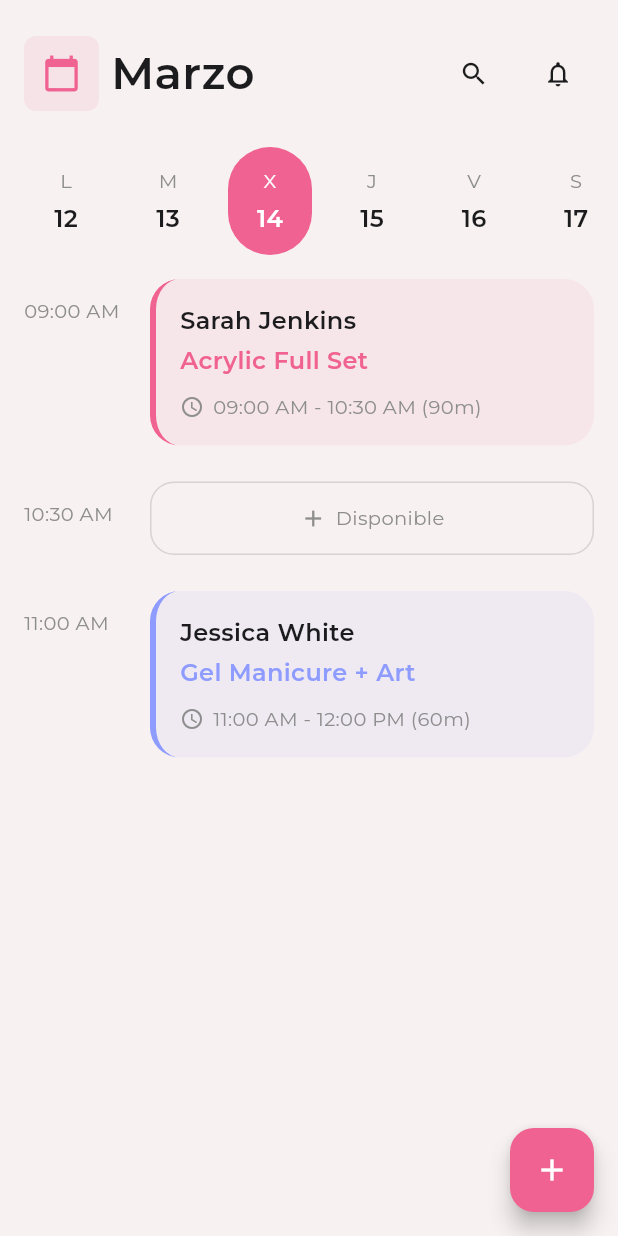
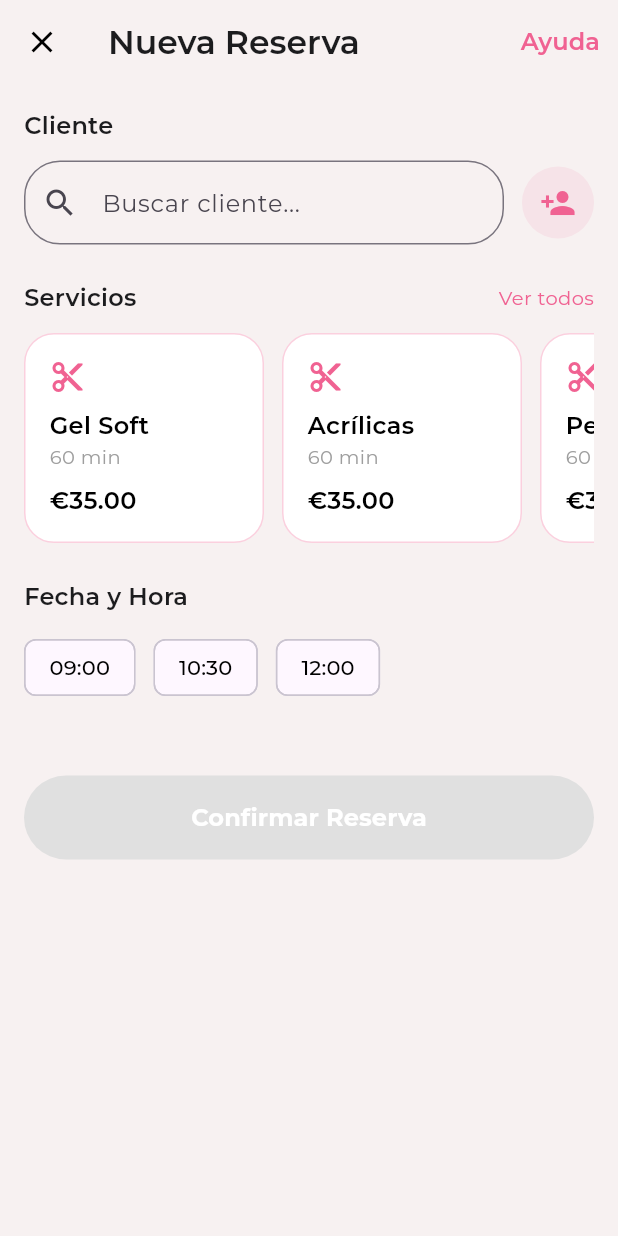
Before and after one commit to Juan-Cast19/manicuristas, a Flutter app: the AgendaPage screen opened directly, after a tap on the "add" icon, on a phone screen of 412 x 824 dp. Run offline on Flutter 3.47's test engine with Material 3 defaults, Android fonts, the light colour scheme and no system bars.

Commit message:
Creacion de la pantalla Nueva Cita (En Proceso)

```diff
--- a/lib/core/theme/app_text_styles.dart
+++ b/lib/core/theme/app_text_styles.dart
@@ -41,5 +41,20 @@ abstract class AppTextStyles {
   letterSpacing: 1.1,
   color: AppColors.textSecondary,
   );
+  static const TextStyle sectionTitle = TextStyle(
+  fontFamily: 'Montserrat',
+  fontSize: 16,
+  fontWeight: FontWeight.w600,
+  color: AppColors.textPrimary,
+  letterSpacing: 0.2,
+  );
+  static const TextStyle title = TextStyle(
+  fontFamily: 'Montserrat',
+  fontSize: 22,
+  fontWeight: FontWeight.w600,
+  color: AppColors.textPrimary,
+  height: 1.2,
+  );
+
 
 }
--- a/lib/features/agenda/presentation/agenda_page.dart
+++ b/lib/features/agenda/presentation/agenda_page.dart
@@ -1,10 +1,14 @@
+//Import Flutter
 import 'package:flutter/material.dart';
+//Import Core
 import 'package:manicuristas/core/theme/app_colors.dart';
 import 'package:manicuristas/core/theme/app_text_styles.dart';
+//Import Agenda
 import 'widgets/day_selector.dart';
 import 'widgets/appointment_card.dart';
 import 'widgets/available_slot.dart';
 import 'widgets/time_label.dart';
+import 'new_appointment_page.dart';
 
 class AgendaPage extends StatelessWidget {
   const AgendaPage({super.key});
@@ -16,9 +20,17 @@ class AgendaPage extends StatelessWidget {
       floatingActionButton: FloatingActionButton(
         backgroundColor: AppColors.primary,
         foregroundColor: Colors.white,
-        onPressed: () {},
         child: const Icon(Icons.add),
+        onPressed: () {
+          Navigator.push(
+            context,
+            MaterialPageRoute(
+              builder: (_) => const NewReservationPage(),
+            ),
+          );
+        },
       ),
+
       body: SafeArea(
         child: Column(
           children: [
--- /dev/null
+++ b/lib/features/agenda/presentation/new_appointment_page.dart
@@ -0,0 +1,362 @@
+import 'package:flutter/material.dart';
+import 'package:manicuristas/core/theme/app_colors.dart';
+import 'package:manicuristas/core/theme/app_text_styles.dart';
+
+class NewReservationPage extends StatefulWidget {
+  const NewReservationPage({super.key});
+
+  @override
+  State<NewReservationPage> createState() => _NewReservationPageState();
+}
+
+class _NewReservationPageState extends State<NewReservationPage> {
+  // ─────────────────────────────────────────────────────────────
+  // ESTADO
+  // ─────────────────────────────────────────────────────────────
+  String? selectedClient;
+  String? selectedService;
+  DateTime selectedDate = DateTime.now();
+  String? selectedHour;
+
+  final List<String> services = [
+    'Gel Soft',
+    'Acrílicas',
+    'Pedicure',
+  ];
+
+  final List<String> hours = [
+    '09:00',
+    '10:30',
+    '12:00',
+  ];
+
+  // ─────────────────────────────────────────────────────────────
+  // HELPERS
+  // ─────────────────────────────────────────────────────────────
+  bool get canConfirm =>
+      selectedClient != null &&
+      selectedService != null &&
+      selectedHour != null;
+
+  // ─────────────────────────────────────────────────────────────
+  // UI
+  // ─────────────────────────────────────────────────────────────
+  @override
+  Widget build(BuildContext context) {
+    return Scaffold(
+      backgroundColor: AppColors.background,
+      appBar: _buildAppBar(),
+      body: SingleChildScrollView(
+        padding: const EdgeInsets.all(16),
+        child: Column(
+          crossAxisAlignment: CrossAxisAlignment.start,
+          children: [
+            _clientSection(),
+            const SizedBox(height: 24),
+            _servicesSection(),
+            const SizedBox(height: 24),
+            _dateTimeSection(),
+            const SizedBox(height: 24),
+            _summarySection(),
+            const SizedBox(height: 24),
+            _confirmButton(),
+          ],
+        ),
+      ),
+    );
+  }
+
+  // ─────────────────────────────────────────────────────────────
+  // APP BAR
+  // ─────────────────────────────────────────────────────────────
+  AppBar _buildAppBar() {
+    return AppBar(
+      elevation: 0,
+      backgroundColor: AppColors.background,
+      leading: IconButton(
+        icon: const Icon(Icons.close, color: Colors.black),
+        onPressed: () => Navigator.pop(context),
+      ),
+      title: Text(
+        'Nueva Reserva',
+        style: AppTextStyles.title,
+      ),
+      actions: [
+        TextButton(
+          onPressed: () {},
+          child: Text(
+            'Ayuda',
+            style: AppTextStyles.bodyBold.copyWith(color: AppColors.primary),
+          ),
+        )
+      ],
+    );
+  }
+
+  // ─────────────────────────────────────────────────────────────
+  // CLIENTE
+  // ─────────────────────────────────────────────────────────────
+  Widget _clientSection() {
+    return Column(
+      crossAxisAlignment: CrossAxisAlignment.start,
+      children: [
+        Text('Cliente', style: AppTextStyles.sectionTitle),
+        const SizedBox(height: 12),
+        _clientSearch(),
+        if (selectedClient != null) ...[
+          const SizedBox(height: 12),
+          _selectedClientCard(),
+        ]
+      ],
+    );
+  }
+
+  Widget _clientSearch() {
+    return Row(
+      children: [
+        Expanded(
+          child: TextField(
+            readOnly: true,
+            onTap: () {
+              setState(() {
+                selectedClient = 'Lucía Fernández';
+              });
+            },
+            decoration: InputDecoration(
+              hintText: 'Buscar cliente...',
+              prefixIcon: const Icon(Icons.search),
+              border: OutlineInputBorder(
+                borderRadius: BorderRadius.circular(24),
+              ),
+            ),
+          ),
+        ),
+        const SizedBox(width: 12),
+        CircleAvatar(
+          radius: 24,
+          backgroundColor: AppColors.primary.withValues(alpha: 0.1),
+          child: Icon(
+            Icons.person_add,
+            color: AppColors.primary,
+          ),
+        )
+      ],
+    );
+  }
+
+  Widget _selectedClientCard() {
+    return Container(
+      padding: const EdgeInsets.all(12),
+      decoration: BoxDecoration(
+        color: AppColors.primary.withValues(alpha: 0.05),
+        borderRadius: BorderRadius.circular(16),
+      ),
+      child: Row(
+        children: [
+          const CircleAvatar(
+            radius: 24,
+            child: Icon(Icons.person),
+          ),
+          const SizedBox(width: 12),
+          Expanded(
+            child: Column(
+              crossAxisAlignment: CrossAxisAlignment.start,
+              children: [
+                Text(selectedClient!, style: AppTextStyles.bodyBold),
+                Text(
+                  '+34 612 345 678',
+                  style: AppTextStyles.caption.copyWith(
+                    color: AppColors.primary,
+                  ),
+                ),
+              ],
+            ),
+          ),
+          const Icon(Icons.check_circle, color: Colors.green),
+        ],
+      ),
+    );
+  }
+
+  // ─────────────────────────────────────────────────────────────
+  // SERVICIOS
+  // ─────────────────────────────────────────────────────────────
+  Widget _servicesSection() {
+    return Column(
+      crossAxisAlignment: CrossAxisAlignment.start,
+      children: [
+        Row(
+          children: [
+            Text('Servicios', style: AppTextStyles.sectionTitle),
+            const Spacer(),
+            Text(
+              'Ver todos',
+              style: AppTextStyles.caption.copyWith(
+                color: AppColors.primary,
+              ),
+            ),
+          ],
+        ),
+        const SizedBox(height: 12),
+        SizedBox(
+          height: 140,
+          child: ListView.separated(
+            scrollDirection: Axis.horizontal,
+            itemCount: services.length,
+            separatorBuilder: (_, __) => const SizedBox(width: 12),
+            itemBuilder: (context, index) {
+              final service = services[index];
+              final isSelected = selectedService == service;
+
+              return GestureDetector(
+                onTap: () {
+                  setState(() {
+                    selectedService = service;
+                  });
+                },
+                child: Container(
+                  width: 160,
+                  padding: const EdgeInsets.all(16),
+                  decoration: BoxDecoration(
+                    color: isSelected
+                        ? AppColors.primary
+                        : Colors.white,
+                    borderRadius: BorderRadius.circular(20),
+                    border: Border.all(
+                      color: AppColors.primary.withValues(alpha: 0.3),
+                    ),
+                  ),
+                  child: Column(
+                    crossAxisAlignment: CrossAxisAlignment.start,
+                    children: [
+                      Icon(
+                        Icons.cut,
+                        color: isSelected ? Colors.white : AppColors.primary,
+                      ),
+                      const Spacer(),
+                      Text(
+                        service,
+                        style: AppTextStyles.bodyBold.copyWith(
+                          color: isSelected ? Colors.white : Colors.black,
+                        ),
+                      ),
+                      Text(
+                        '60 min',
+                        style: AppTextStyles.caption.copyWith(
+                          color: isSelected
+                              ? Colors.white70
+                              : Colors.grey,
+                        ),
+                      ),
+                      const SizedBox(height: 8),
+                      Text(
+                        '€35.00',
+                        style: AppTextStyles.bodyBold.copyWith(
+                          color: isSelected ? Colors.white : Colors.black,
+                        ),
+                      ),
+                    ],
+                  ),
+                ),
+              );
+            },
+          ),
+        )
+      ],
+    );
+  }
+
+  // ─────────────────────────────────────────────────────────────
+  // FECHA Y HORA
+  // ─────────────────────────────────────────────────────────────
+  Widget _dateTimeSection() {
+    return Column(
+      crossAxisAlignment: CrossAxisAlignment.start,
+      children: [
+        Text('Fecha y Hora', style: AppTextStyles.sectionTitle),
+        const SizedBox(height: 12),
+        Row(
+          children: hours.map((hour) {
+            final isSelected = selectedHour == hour;
+            return Padding(
+              padding: const EdgeInsets.only(right: 12),
+              child: ChoiceChip(
+                label: Text(hour),
+                selected: isSelected,
+                onSelected: (_) {
+                  setState(() {
+                    selectedHour = hour;
+                  });
+                },
+                selectedColor: AppColors.primary,
+                labelStyle: TextStyle(
+                  color: isSelected ? Colors.white : Colors.black,
+                ),
+              ),
+            );
+          }).toList(),
+        )
+      ],
+    );
+  }
+
+
+  // ─────────────────────────────────────────────────────────────
+  // RESUMEN
+  // ─────────────────────────────────────────────────────────────
+  Widget _summarySection() {
+    if (!canConfirm) return const SizedBox();
+
+    return Column(
+      crossAxisAlignment: CrossAxisAlignment.start,
+      children: [
+        Text(
+          'RESUMEN DE RESERVA',
+          style: AppTextStyles.caption.copyWith(letterSpacing: 1.2),
+        ),
+        const SizedBox(height: 8),
+        Text(
+          '$selectedClient · $selectedService',
+          style: AppTextStyles.bodyBold,
+        ),
+        Text(
+          'Mar 13, $selectedHour (60 min)',
+          style: AppTextStyles.caption,
+        ),
+        const SizedBox(height: 8),
+        Text(
+          '€35.00',
+          style: AppTextStyles.title,
+        ),
+      ],
+    );
+  }
+
+  // ─────────────────────────────────────────────────────────────
+  // BOTÓN
+  // ─────────────────────────────────────────────────────────────
+  Widget _confirmButton() {
+    return SizedBox(
+      width: double.infinity,
+      height: 56,
+      child: ElevatedButton(
+        onPressed: canConfirm ? () {} : null,
+        style: ElevatedButton.styleFrom(
+          backgroundColor: AppColors.primary,
+          disabledBackgroundColor: Colors.grey.shade300,
+          shape: RoundedRectangleBorder(
+            borderRadius: BorderRadius.circular(28),
+          ),
+        ),
+        child: const Text(
+          'Confirmar Reserva',
+          style: TextStyle(
+            fontSize: 16,
+            color: Colors.white,
+            fontWeight: FontWeight.bold,
+          ),
+        ),
+      ),
+    );
+  }
+}
--- /dev/null
+++ b/lib/features/agenda/presentation/widgets/day_card.dart
@@ -0,0 +1,54 @@
+//Import Flutter
+import 'package:flutter/material.dart';
+//Import Core
+import 'package:manicuristas/core/theme/app_colors.dart';
+import 'package:manicuristas/core/theme/app_text_styles.dart';
+//Import Agenda
+
+
+
+class DayCard extends StatelessWidget {
+  final String day;
+  final String date;
+  final bool isSelected;
+
+  const DayCard({
+    required this.day,
+    required this.date,
+    required this.isSelected,
+  });
+
+  @override
+  Widget build(BuildContext context) {
+    return Container(
+      width: 64,
+      padding: const EdgeInsets.symmetric(vertical: 12),
+      decoration: BoxDecoration(
+        color: isSelected ? AppColors.primary : AppColors.background,
+        borderRadius: BorderRadius.circular(16),
+        border: Border.all(
+          color: AppColors.primary.withValues(alpha: 0.3),
+        ),
+      ),
+      child: Column(
+        mainAxisAlignment: MainAxisAlignment.center,
+        children: [
+          Text(
+            day,
+            style: AppTextStyles.caption.copyWith(
+              color: isSelected ? Colors.white : AppColors.textSecondary,
+            ),
+          ),
+          const SizedBox(height: 4),
+          Text(
+            date,
+            style: AppTextStyles.bodyBold.copyWith(
+              color: isSelected ? Colors.white : AppColors.textPrimary,
+              fontSize: 18,
+            ),
+          ),
+        ],
+      ),
+    );
+  }
+}
```
